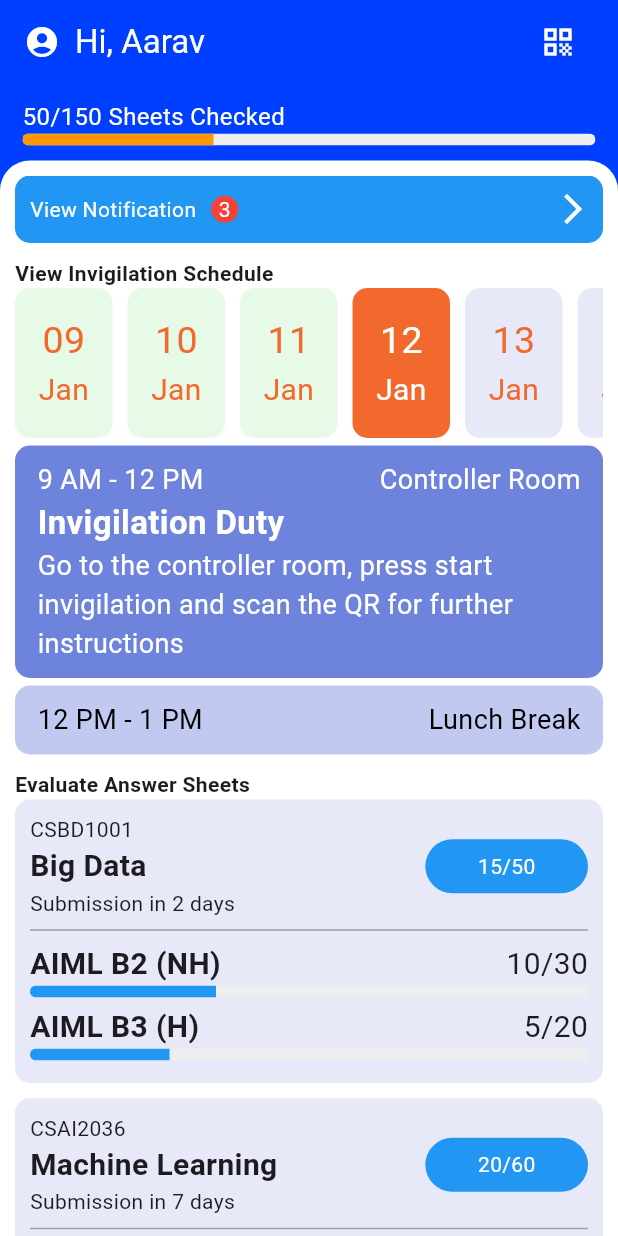
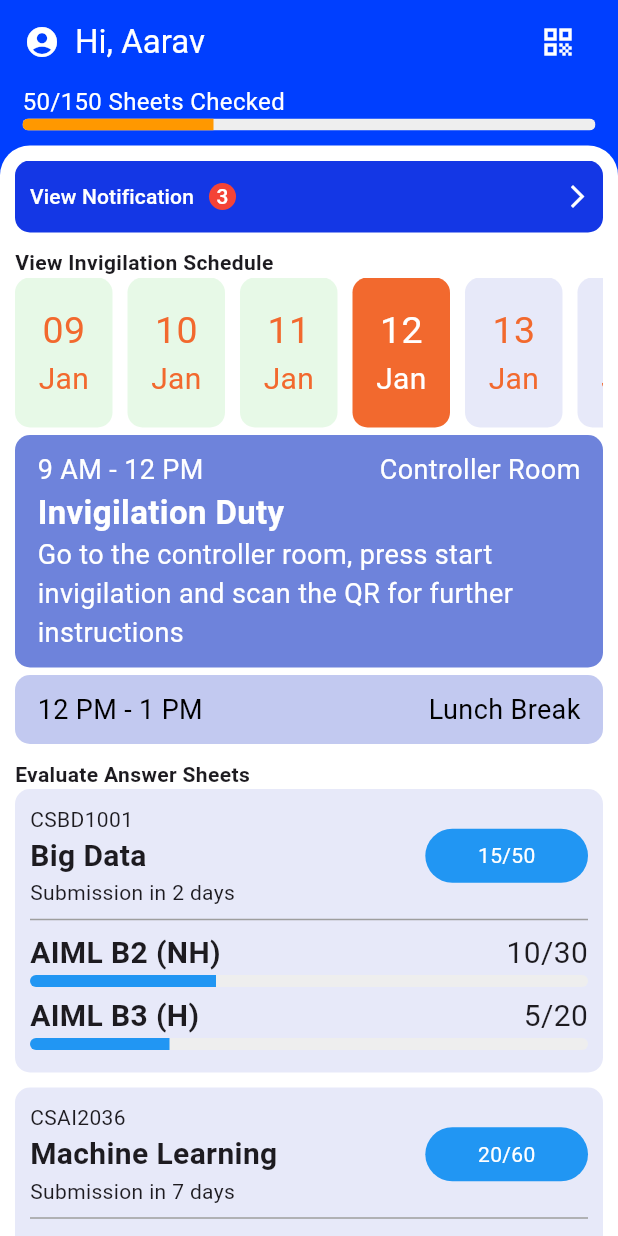
Before and after one commit to aniruddh622003/upes_parikshamitr_teacher_frontend, a Flutter app: the screen it shows after launch, on a phone screen of 412 x 824 dp. Run offline on Flutter 3.47's test engine with Material 3 defaults, Android fonts, the phone set to English and light mode, and no system bars; missing offline and left inert: qr_code_scanner.

Commit message:
Fixed styling of dashboard and start invigilation page

```diff
--- a/lib/pages/dashboard.dart
+++ b/lib/pages/dashboard.dart
@@ -164,11 +164,24 @@
   }
 
   final Widget notificationButton = Container(
-    height: 45,
     decoration: BoxDecoration(
-      color: Colors.blue,
+      color: const Color.fromARGB(255, 20, 55, 229),
       borderRadius: BorderRadius.circular(10),
     ),
+    child: ElevatedButton(
+      onPressed: () {
+        // Navigator.push(
+        //   context,
+        //   MaterialPageRoute(builder: (context) => const Notifications()),
+        // );
+      },
+      style: ElevatedButton.styleFrom(
+          backgroundColor: Colors.transparent,
+          shadowColor: Colors.transparent,
+          shape: RoundedRectangleBorder(
+            borderRadius: BorderRadius.circular(10),
+          ),
+          padding: const EdgeInsets.all(0)),
       child: Row(
         mainAxisAlignment: MainAxisAlignment.start,
         children: [
@@ -199,6 +212,7 @@
             ),
           ),
         ],
+      ),
     ),
   );
 
@@ -240,8 +254,7 @@
             Column(
               children: [
                 Container(
-                  padding:
-                      const EdgeInsets.symmetric(horizontal: 15, vertical: 10),
+                  padding: const EdgeInsets.symmetric(horizontal: 15),
                   child: Column(
                     crossAxisAlignment: CrossAxisAlignment.start,
                     children: [
@@ -268,6 +281,7 @@
                 )
               ],
             ),
+            const SizedBox(height: 10),
             Expanded(
               child: Container(
                   padding: const EdgeInsets.only(left: 10, right: 10, top: 10),
```
Also changed, not shown: lib/pages/start_invigilation.dart (+5 -5 lines). Lines whose indentation alone changed are shown as unchanged.
